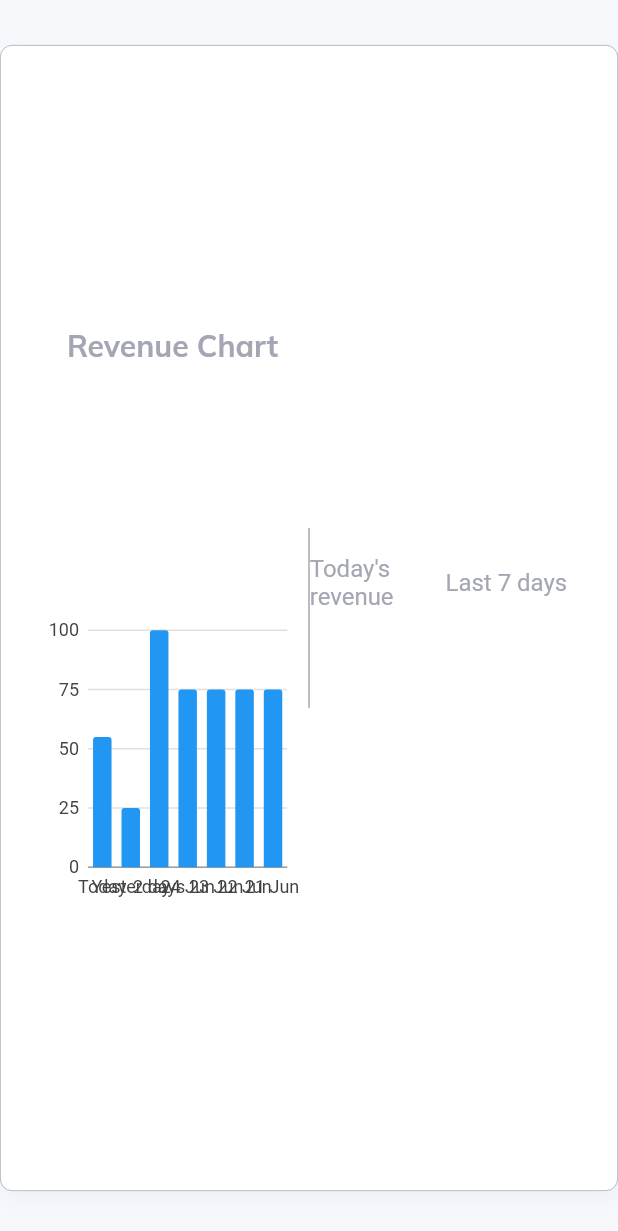
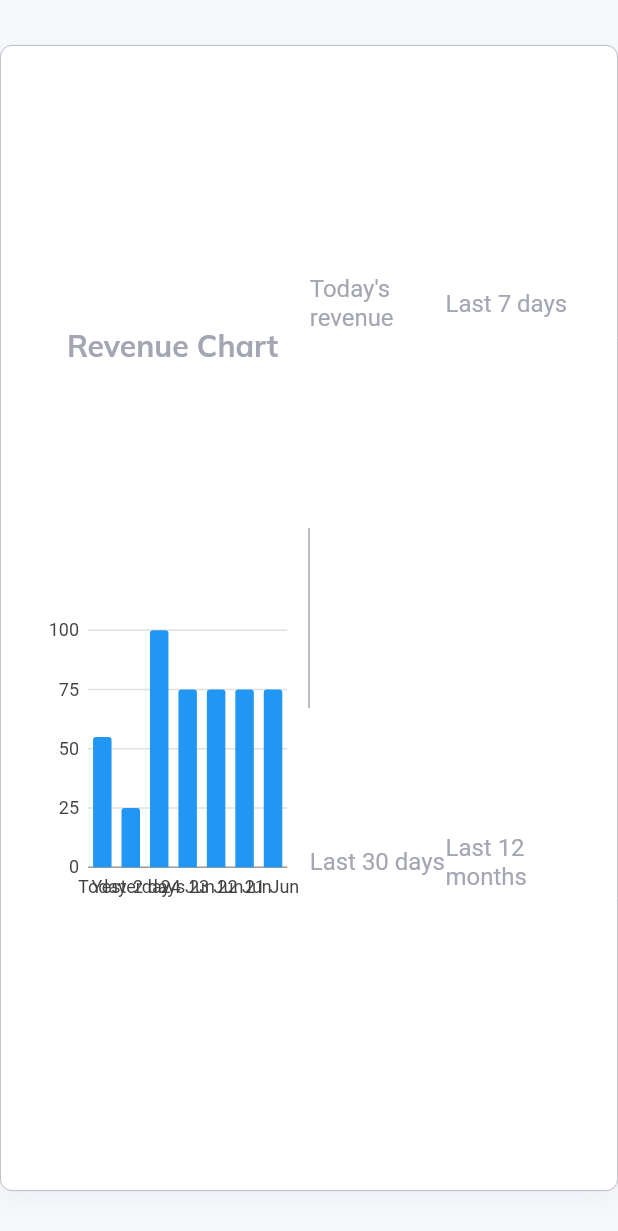
Before and after one commit to ERy03/Flutter-Web-Admin-Page, a Flutter app: the RevenueSectionLarge widget shown alone on an empty page, opened directly, on a phone screen of 412 x 824 dp. Shown: the top 1231 px of the screen. Run offline on Flutter 3.47's test engine with Material 2 defaults, Android fonts, the phone set to English and light mode, and no system bars; our stand-ins replace charts_flutter, get, google_fonts; missing offline and left inert: dart:html.

Commit message:
revenue section

```diff
--- a/lib/pages/overview/widgets/revenue_section_large.dart
+++ b/lib/pages/overview/widgets/revenue_section_large.dart
@@ -67,7 +67,20 @@ class RevenueSectionLarge extends StatelessWidget {
                     amount: "150",
                   ),
                 ],
-              )
+              ),
+              const SizedBox(height: 30),
+              Row(
+                children: [
+                  RevenueInfo(
+                    title: "Last 30 days",
+                    amount: "1,203",
+                  ),
+                  RevenueInfo(
+                    title: "Last 12 months",
+                    amount: "3,234",
+                  ),
+                ],
+              ),
             ],
           ))
         ],
```
